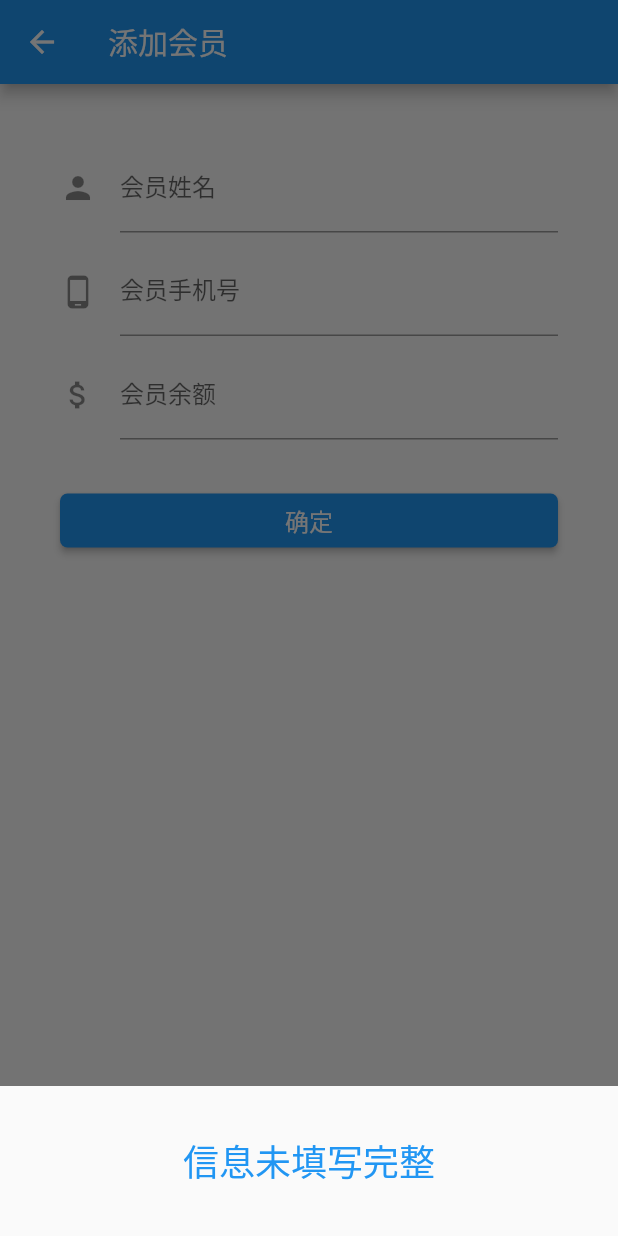
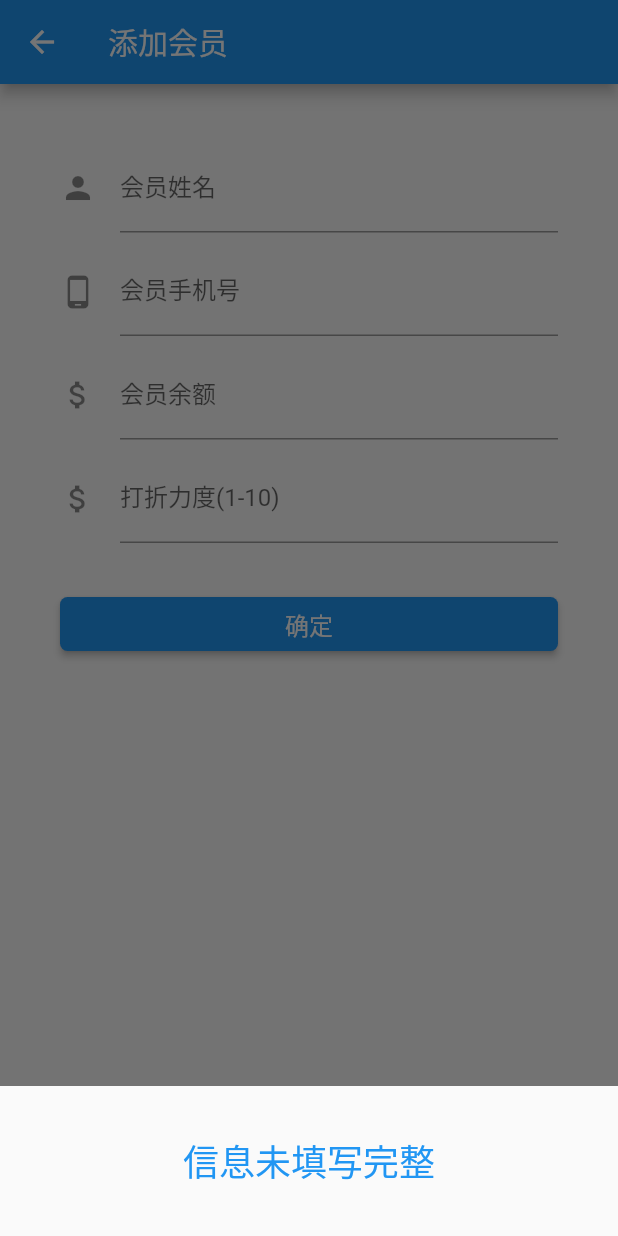
Before and after one commit to Zafirzzf/Laundry_expert, a Flutter app: the AddVipScreen screen opened directly, after a tap on "确定", on a phone screen of 412 x 824 dp. Run offline on Flutter 3.47's test engine with Material 2 defaults, Android fonts, the phone set to English and light mode, and no system bars; our stand-ins replace shared_preferences; accounts and stored records are empty; Roboto replaces fonts that are missing (NotoSans).

```diff
--- a/lib/AddVipScreen.dart
+++ b/lib/AddVipScreen.dart
@@ -12,6 +12,7 @@ class _AddVipScreenState extends State<AddVipScreen> {
   final _nameInputController = TextEditingController();
   final _phoneInputController = TextEditingController();
   final _moneyInputController = TextEditingController();
+  final _discountInputController = TextEditingController();
 
   bool _confirmEnabled() {
     return _nameInputController.text.isNotEmpty && _phoneInputController.text.isNotEmpty &&
@@ -26,22 +27,29 @@ class _AddVipScreenState extends State<AddVipScreen> {
       body: _bodyWidget(),
     );
   }
-
+  _clickEmptyArea() {
+    FocusScope.of(context).requestFocus(FocusNode());
+  }
   _clickConfirm() {
     if (_confirmEnabled()) {
+      final discount = _discountInputController.text;
+      if (int.parse(discount) < 1 || int.parse(discount) > 10) {
+        BottomSheetDialog(text: '请检查输入的折扣信息', context: context);
+      }
       APIs.importVipCustomerInfo(
           phone: _phoneInputController.text,
           name: _nameInputController.text,
           money: _moneyInputController.text,
+          discount: _discountInputController.text,
           successCallback: () {
             BottomSheetDialog(text: '添加成功', context: context).show();
             _phoneInputController.clear();
             _nameInputController.clear();
             _moneyInputController.clear();
+            _discountInputController.clear();
           },
           errorCallback: (error) {
             BottomSheetDialog(text: error.alertMsg(), context: context).show();
-
           }
       );
     } else {
@@ -50,7 +58,9 @@ class _AddVipScreenState extends State<AddVipScreen> {
   }
 
   Widget _bodyWidget() {
-    return Container(
+    return GestureDetector(
+      behavior: HitTestBehavior.translucent,
+      child: Container(
         padding: EdgeInsets.all(40),
         child: Center(
           child: ListView(
@@ -80,11 +90,22 @@ class _AddVipScreenState extends State<AddVipScreen> {
                   labelText: '会员余额'
                 ),
               ),
+              const SizedBox(height: 10),
+              TextField(
+                keyboardType: TextInputType.number,
+                controller: _discountInputController,
+                decoration: InputDecoration(
+                    icon: Icon(Icons.attach_money),
+                    labelText: '打折力度(1-10)'
+                ),
+              ),
               const SizedBox(height: 30),
               CommonBigButton(title: '确定', onPressed: _clickConfirm)
             ],
           ),
         ),
+      ),
+      onTap: _clickEmptyArea,
     );
   }
 }
--- a/pubspec.yaml
+++ b/pubspec.yaml
@@ -18,7 +18,7 @@ dependencies:
   flutter_localizations:
     sdk: flutter
   shared_preferences: ^0.5.1+1
-
+  url_launcher: 5.0.1
   http: ^0.12.0+1
   intl: 0.15.7
 
```
Also changed, not shown: lib/HomeScreen.dart (+11 -0 lines), lib/Request/APIs.dart (+15 -2 lines), 1 other file. Lines whose indentation alone changed are shown as unchanged.
